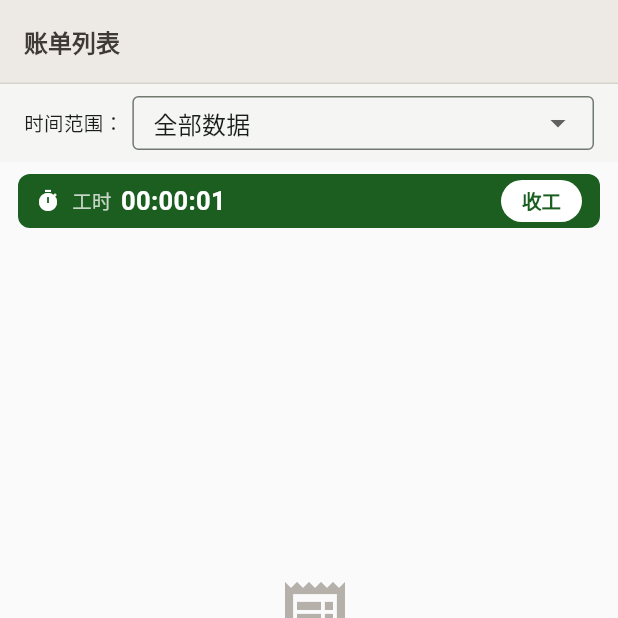
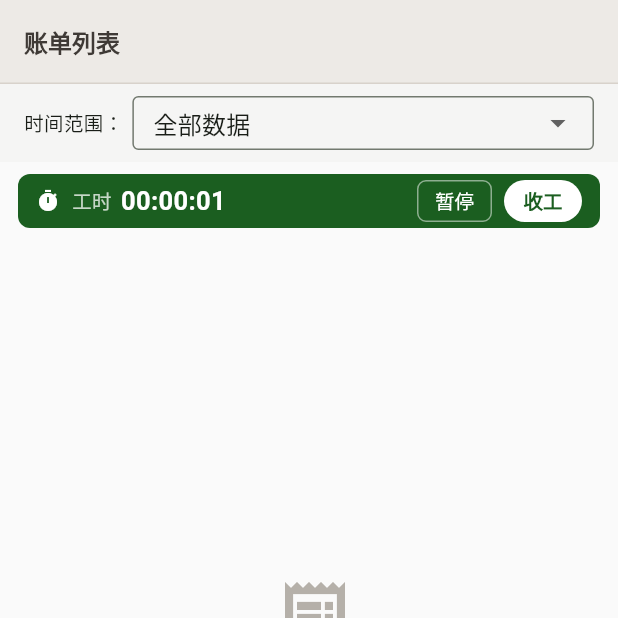
Before and after one commit to qkvampire-cmyk/jisheng, a Flutter app: the screen it shows after launch, after a tap on "打卡", on a phone screen of 412 x 824 dp, the top half of it. Run offline on Flutter 3.47's test engine with Material 3 defaults, Android fonts, the phone set to English and light mode, and no system bars; our stand-ins replace file_picker, share_plus, shared_preferences, sqflite; missing offline and left inert: excel; accounts and stored records are empty.

Commit message:
feat(timer): 上桌计时支持中途暂停/继续，工时按净工时(扣除休息)计算；休息不足1分钟不计入；收工弹窗与记账页提示已扣除分钟数；版本 2.1.8+10

```diff
--- a/lib/pages/record_list_page.dart
+++ b/lib/pages/record_list_page.dart
@@ -746,13 +746,13 @@ class _TableTimerBarState extends State<_TableTimerBar> {
     _syncTicker(context.read<TableTimerProvider>());
   }
 
-  /// 计时中每秒刷新走秒显示；停止计时则停掉 ticker（只重建本组件，不影响列表）
+  /// 走秒中每秒刷新显示；暂停/停止则停掉 ticker（只重建本组件，不影响列表）
   void _syncTicker(TableTimerProvider timer) {
-    if (timer.isRunning && _ticker == null) {
+    if (timer.isTicking && _ticker == null) {
       _ticker = Timer.periodic(const Duration(seconds: 1), (_) {
         if (mounted) setState(() {});
       });
-    } else if (!timer.isRunning && _ticker != null) {
+    } else if (!timer.isTicking && _ticker != null) {
       _ticker!.cancel();
       _ticker = null;
     }
@@ -795,50 +795,87 @@ class _TableTimerBarState extends State<_TableTimerBar> {
     );
   }
 
-  /// 计时中状态：墨绿底 + 实时走秒 + 上桌中 + 下桌按钮
+  /// 计时中状态：墨绿底 + 实时走秒 + 「暂停」「收工」
+  /// 暂停中整条转暖灰、走秒冻结，右侧变「继续」「收工」
   Widget _buildRunning(BuildContext context, TableTimerProvider timer) {
-    final d = timer.elapsed;
+    final paused = timer.isPaused;
+    final d = timer.elapsed; // 净工时（暂停时为冻结值）
     final hh = d.inHours.toString().padLeft(2, '0');
     final mm = (d.inMinutes % 60).toString().padLeft(2, '0');
     final ss = (d.inSeconds % 60).toString().padLeft(2, '0');
+    final bg = paused ? AppColors.barTop : AppColors.seed;
+    final fg = paused ? AppColors.barText : Colors.white;
+    final sub = fg.withValues(alpha: 0.75);
 
     return Container(
       margin: const EdgeInsets.fromLTRB(12, 8, 12, 0),
       padding: const EdgeInsets.symmetric(horizontal: 12, vertical: 4),
       decoration: BoxDecoration(
-        color: AppColors.seed,
+        color: bg,
         borderRadius: BorderRadius.circular(8),
       ),
       child: Row(
         children: [
-          const Icon(Icons.timer, size: 16, color: Colors.white),
+          Icon(
+            paused ? Icons.pause_circle_outline : Icons.timer,
+            size: 16,
+            color: fg,
+          ),
           const SizedBox(width: 8),
+          Expanded(
+            child: FittedBox(
+              fit: BoxFit.scaleDown,
+              alignment: Alignment.centerLeft,
+              child: Row(
+                mainAxisSize: MainAxisSize.min,
+                children: [
                   Text(
-            '工时',
-            style: TextStyle(
-              color: Colors.white.withValues(alpha: 0.75),
-              fontSize: 13,
-            ),
+                    paused ? '已暂停' : '工时',
+                    style: TextStyle(color: sub, fontSize: 13),
                   ),
                   const SizedBox(width: 6),
                   Text(
                     '$hh:$mm:$ss',
-            style: const TextStyle(
-              color: Colors.white,
+                    style: TextStyle(
+                      color: fg,
                       fontSize: 17,
                       fontWeight: FontWeight.w600,
                       fontFeatures: AppColors.tabular,
                     ),
                   ),
-          const Spacer(),
+                ],
+              ),
+            ),
+          ),
+          SizedBox(
+            height: 28,
+            child: OutlinedButton(
+              onPressed: paused
+                  ? () => context.read<TableTimerProvider>().resume()
+                  : () => context.read<TableTimerProvider>().pause(),
+              style: OutlinedButton.styleFrom(
+                foregroundColor: fg,
+                side: BorderSide(color: fg.withValues(alpha: 0.5)),
+                padding: const EdgeInsets.symmetric(horizontal: 12),
+                minimumSize: const Size(0, 28),
+                shape: RoundedRectangleBorder(
+                  borderRadius: BorderRadius.circular(6),
+                ),
+                textStyle:
+                    const TextStyle(fontSize: 13, fontWeight: FontWeight.w500),
+              ),
+              child: Text(paused ? '继续' : '暂停'),
+            ),
+          ),
+          const SizedBox(width: 8),
           SizedBox(
             height: 28,
             child: FilledButton(
               onPressed: () => _finish(context),
               style: FilledButton.styleFrom(
-                backgroundColor: Colors.white,
-                foregroundColor: AppColors.seed,
-                padding: const EdgeInsets.symmetric(horizontal: 14),
+                backgroundColor: paused ? AppColors.seed : Colors.white,
+                foregroundColor: paused ? Colors.white : AppColors.seed,
+                padding: const EdgeInsets.symmetric(horizontal: 13),
                 minimumSize: const Size(0, 28),
                 textStyle:
                     const TextStyle(fontSize: 13, fontWeight: FontWeight.w600),
@@ -851,20 +888,24 @@ class _TableTimerBarState extends State<_TableTimerBar> {
     );
   }
 
-  /// 下桌：兜底确认（不足5分钟=疑似误触 / 超12小时=疑似忘按）→ 停止计时 → 跳新增记账页（时长自动填）
+  /// 下桌：兜底确认（净工时不足5分钟=疑似误触 / 超12小时=疑似忘按）→ 停止计时 → 跳新增记账页（净时长为预填时长）
   Future<void> _finish(BuildContext context) async {
     final timer = context.read<TableTimerProvider>();
-    final d = timer.elapsed;
+    final d = timer.elapsed; // 净工时
+    final rest = timer.restTotal; // 累计休息（含当前这段未结束的暂停）
 
     if (d < const Duration(minutes: 5) || d > const Duration(hours: 12)) {
       final hint = d < const Duration(minutes: 5)
-          ? '本次计时不足 5 分钟，确定收工吗？'
-          : '本次计时已超过 12 小时，确定收工吗？';
+          ? '本次净工时不足 5 分钟，确定收工吗？'
+          : '本次净工时已超过 12 小时，确定收工吗？';
+      final restLine = rest >= const Duration(minutes: 1)
+          ? '\n中间休息 ${rest.inMinutes} 分钟，时长已扣除。'
+          : '';
       final action = await showDialog<String>(
         context: context,
         builder: (ctx) => AlertDialog(
           title: const Text('收工记一局？'),
-          content: Text(hint),
+          content: Text('$hint$restLine'),
           actions: [
             TextButton(
               onPressed: () => Navigator.pop(ctx, 'cancel'),
@@ -891,6 +932,7 @@ class _TableTimerBarState extends State<_TableTimerBar> {
       MaterialPageRoute(
         builder: (_) => RecordEditPage(
           initialDuration: duration.inMinutes / 60.0,
+          restMinutes: rest.inMinutes,
         ),
       ),
     );
--- a/lib/providers/table_timer_provider.dart
+++ b/lib/providers/table_timer_provider.dart
@@ -1,61 +1,129 @@
 import 'package:flutter/foundation.dart';
 import 'package:shared_preferences/shared_preferences.dart';
 
-/// 上桌计时器
+/// 上桌计时器（支持中途暂停 / 继续）
 ///
-/// 开始时间持久化到 SharedPreferences：
-/// APP 退后台、被系统杀掉、甚至重启后，计时状态都能恢复，不丢牌局时长。
+/// 三个状态持久化到 SharedPreferences：
+///  - 上桌时间戳（start）
+///  - 暂停开始时间戳（pausedAt，null = 正在计时）
+///  - 已累计暂停毫秒（pausedTotal）
+/// APP 退后台、被系统杀掉、甚至重启后，计时/暂停状态都能恢复，不丢牌局时长。
+///
+/// 时长口径 = 净工时：澳门现金局 MISS 离桌不计盲（回桌补盲即可），
+/// 所以离桌那段时间既没有手数也没有盲注成本，应从工时里扣掉。
 class TableTimerProvider extends ChangeNotifier {
-  static const _prefsKey = 'table_timer_start_ms';
+  static const _kStart = 'table_timer_start_ms';
+  static const _kPausedAt = 'table_timer_paused_at_ms';
+  static const _kPausedTotal = 'table_timer_paused_total_ms';
+
+  /// 单段暂停短于此值视为误触，不计入休息
+  static const _minPause = Duration(minutes: 1);
 
   DateTime? _startTime;
+  DateTime? _pausedAt;
+  Duration _pausedTotal = Duration.zero;
 
-  /// 是否正在计时
+  /// 是否在上桌中（含暂停状态）
   bool get isRunning => _startTime != null;
+
+  /// 是否处于暂停（休息）状态
+  bool get isPaused => _pausedAt != null;
+
+  /// 是否正在走秒（上桌且未暂停）——ticker 只在此时运行
+  bool get isTicking => _startTime != null && _pausedAt == null;
 
   /// 上桌时间（未计时时为 null）
   DateTime? get startTime => _startTime;
 
-  /// 已计时时长（未计时时为 zero）
+  /// 已累计休息时长（含当前这段尚未结束的暂停）
+  Duration get restTotal {
+    final p = _pausedAt;
+    return _pausedTotal +
+        (p == null ? Duration.zero : DateTime.now().difference(p));
+  }
+
+  /// 净工时（扣除休息；暂停期间冻结不再增长）
   Duration get elapsed {
     final s = _startTime;
     if (s == null) return Duration.zero;
-    return DateTime.now().difference(s);
+    final now = _pausedAt ?? DateTime.now();
+    final net = now.difference(s) - _pausedTotal;
+    return net.isNegative ? Duration.zero : net;
   }
 
-  /// 启动 APP 时恢复计时状态
+  /// 启动 APP 时恢复计时/暂停状态
   Future<void> init() async {
     final prefs = await SharedPreferences.getInstance();
-    final ms = prefs.getInt(_prefsKey);
-    if (ms != null && ms > 0) {
-      _startTime = DateTime.fromMillisecondsSinceEpoch(ms);
-      notifyListeners();
+    final ms = prefs.getInt(_kStart);
+    if (ms == null || ms <= 0) return;
+    _startTime = DateTime.fromMillisecondsSinceEpoch(ms);
+    _pausedTotal = Duration(milliseconds: prefs.getInt(_kPausedTotal) ?? 0);
+    final pausedMs = prefs.getInt(_kPausedAt);
+    if (pausedMs != null && pausedMs > 0) {
+      _pausedAt = DateTime.fromMillisecondsSinceEpoch(pausedMs);
     }
+    notifyListeners();
   }
 
   /// 开始计时（上桌）
   Future<void> start() async {
     _startTime = DateTime.now();
+    _pausedAt = null;
+    _pausedTotal = Duration.zero;
     final prefs = await SharedPreferences.getInstance();
-    await prefs.setInt(_prefsKey, _startTime!.millisecondsSinceEpoch);
+    await prefs.setInt(_kStart, _startTime!.millisecondsSinceEpoch);
+    await prefs.remove(_kPausedAt);
+    await prefs.remove(_kPausedTotal);
     notifyListeners();
   }
 
-  /// 结束计时（下桌），返回本次对局时长，并清除计时状态
+  /// 暂停（离桌休息）
+  Future<void> pause() async {
+    if (_startTime == null || _pausedAt != null) return;
+    _pausedAt = DateTime.now();
+    final prefs = await SharedPreferences.getInstance();
+    await prefs.setInt(_kPausedAt, _pausedAt!.millisecondsSinceEpoch);
+    notifyListeners();
+  }
+
+  /// 继续（回桌）
+  Future<void> resume() async {
+    final p = _pausedAt;
+    if (p == null) return;
+    final seg = DateTime.now().difference(p);
+    if (seg >= _minPause) _pausedTotal += seg; // 不足 1 分钟的误触不计
+    _pausedAt = null;
+    final prefs = await SharedPreferences.getInstance();
+    await prefs.remove(_kPausedAt);
+    await prefs.setInt(_kPausedTotal, _pausedTotal.inMilliseconds);
+    notifyListeners();
+  }
+
+  /// 结束计时（下桌），返回本次净工时，并清除计时状态
   Future<Duration> stop() async {
     final d = elapsed;
-    _startTime = null;
+    _reset();
     final prefs = await SharedPreferences.getInstance();
-    await prefs.remove(_prefsKey);
+    await prefs.remove(_kStart);
+    await prefs.remove(_kPausedAt);
+    await prefs.remove(_kPausedTotal);
     notifyListeners();
     return d;
   }
 
   /// 取消本次计时（误触兜底）
   Future<void> cancel() async {
-    _startTime = null;
+    _reset();
     final prefs = await SharedPreferences.getInstance();
-    await prefs.remove(_prefsKey);
+    await prefs.remove(_kStart);
+    await prefs.remove(_kPausedAt);
+    await prefs.remove(_kPausedTotal);
     notifyListeners();
   }
+
+  void _reset() {
+    _startTime = null;
+    _pausedAt = null;
+    _pausedTotal = Duration.zero;
+  }
 }
--- a/pubspec.yaml
+++ b/pubspec.yaml
@@ -1,7 +1,7 @@
 name: poker_tracker
 description: 澳门德州扑克记账工具
 publish_to: 'none'
-version: 2.1.7+9
+version: 2.1.8+10
 
 environment:
   sdk: '>=3.0.0 <4.0.0'
```
Also changed, not shown: lib/pages/record_edit_page.dart (+21 -2 lines). Lines whose indentation alone changed are shown as unchanged.
